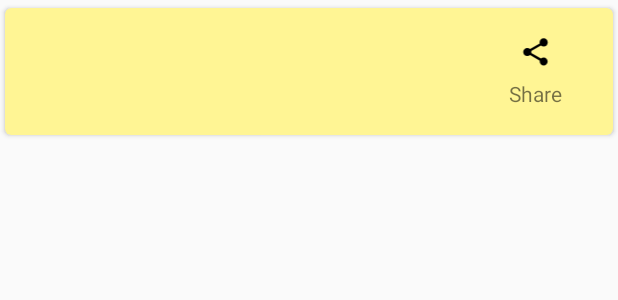
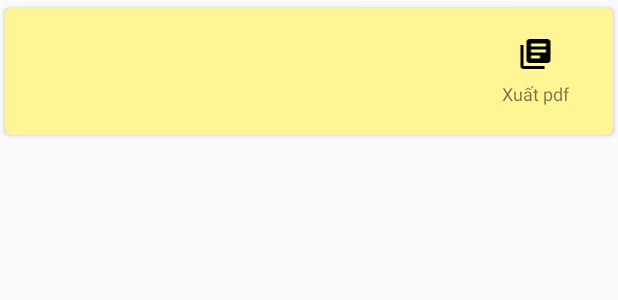
Before and after one commit to nttri/SpeechRecognitionThesis, an Android app: the layout item_lecture_preview.xml on its own in the app's theme, with its tools: preview values and no code run, on a phone screen of 412 x 824 dp. Shown: the top 300 px of the screen. Run offline under Robolectric (Android 15) with nearby library versions, the phone set to English and light mode, and no system bars.

Commit message:
Update ExportPDF task

```diff
--- a/app3/AIClassmate/app/src/main/res/layout/item_lecture_preview.xml
+++ b/app3/AIClassmate/app/src/main/res/layout/item_lecture_preview.xml
@@ -54,7 +54,7 @@
                     android:id="@+id/iv_export_pdf"
                     android:layout_width="75dp"
                     android:layout_height="wrap_content"
-                    android:src="@drawable/ic_share"
+                    android:src="@drawable/ic_pdf"
             />
             <TextView
                     android:id="@+id/tv_export_pdf"
@@ -62,7 +62,8 @@
                     android:layout_height="wrap_content"
                     android:textAlignment="center"
                     android:layout_marginTop="6dp"
-                    android:text="Share"/>
+                    android:textSize="12sp"
+                    android:text="Xuất pdf"/>
         </LinearLayout>
     </LinearLayout>
 </android.support.v7.widget.CardView>
```
Also changed, not shown: app3/AIClassmate/app/src/main/java/com/example/aiclassmate/view/activity/MainActivity.kt (+15 -15 lines).
